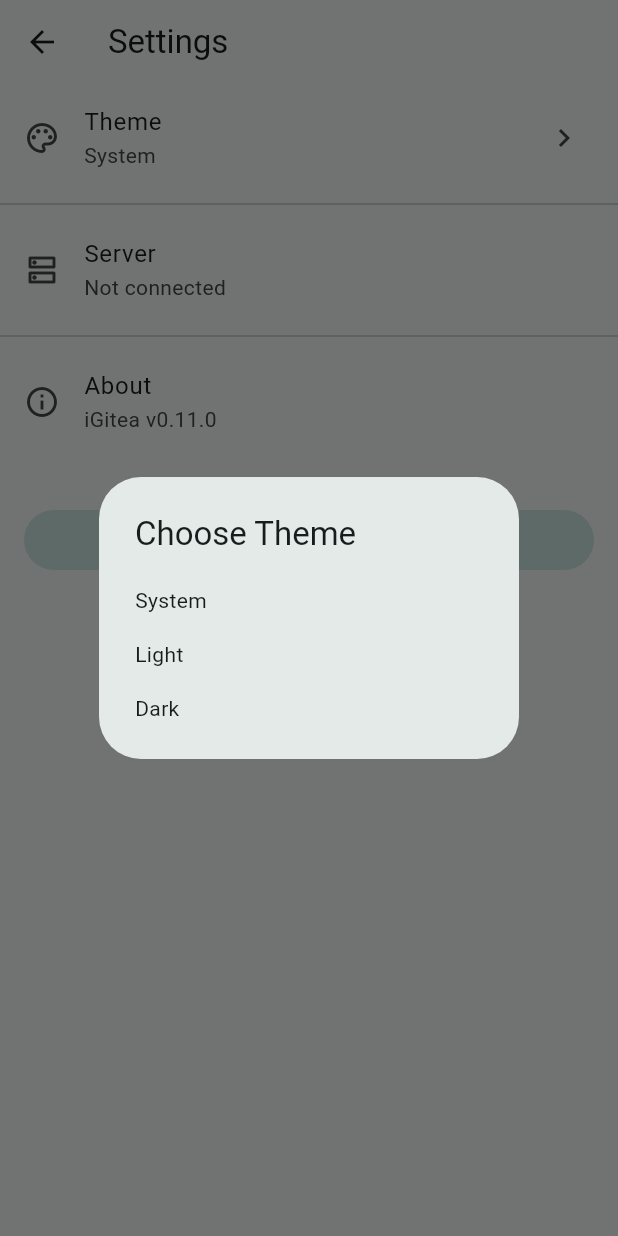
After one commit to igitea/igitea, a Flutter app: the SettingsPage screen opened directly, after a tap on "Theme", on a phone screen of 412 x 824 dp. The commit adds this screen. Run offline on Flutter 3.47's test engine with Material 3 defaults, Android fonts, the phone set to English and light mode, and no system bars; our stand-ins replace flutter_highlight, flutter_markdown, shared_preferences; accounts and stored records are empty; network calls fail.

Commit message:
feat: dark mode, settings page, theme switcher
- Add ThemeNotifier with SharedPreferences persistence for light/dark/system
- Add Settings page with theme picker, account info, sign out button
- Add Settings tab to HomePage navigation (7 tabs total)
- Update IGiteaApp to use ThemeNotifier for themeMode
- Remove sign-out button from AppBar (moved to Settings)
- All 248 tests passing, flutter analyze clean

```diff
--- a/lib/app.dart
+++ b/lib/app.dart
@@ -17,6 +17,7 @@ class _IGiteaAppState extends State<IGiteaApp> {
     super.initState();
     Injection.initialize();
     _tryRestoreSession();
+    Injection.themeNotifier.loadThemeMode();
   }
 
   Future<void> _tryRestoreSession() async {
@@ -26,7 +27,7 @@ class _IGiteaAppState extends State<IGiteaApp> {
   @override
   Widget build(BuildContext context) {
     return ListenableBuilder(
-      listenable: Injection.authNotifier,
+      listenable: Listenable.merge([Injection.authNotifier, Injection.themeNotifier]),
       builder: (context, child) {
         final state = Injection.authNotifier.state;
 
@@ -55,7 +56,7 @@ class _IGiteaAppState extends State<IGiteaApp> {
             ),
             useMaterial3: true,
           ),
-          themeMode: ThemeMode.system,
+          themeMode: Injection.themeNotifier.themeMode,
           home: home,
         );
       },
--- a/lib/core/di/injection.dart
+++ b/lib/core/di/injection.dart
@@ -30,6 +30,7 @@ import '../../presentation/state/issue_notifier.dart';
 import '../../presentation/state/notification_notifier.dart';
 import '../../presentation/state/organization_notifier.dart';
 import '../../presentation/state/repo_notifier.dart';
+import '../../presentation/state/theme_notifier.dart';
 import '../../presentation/state/user_notifier.dart';
 
 class Injection {
@@ -105,6 +106,7 @@ class Injection {
   static late IssueNotifier issueNotifier;
   static late OrgNotifier organizationNotifier;
   static late NotificationNotifier notificationNotifier;
+  static late ThemeNotifier themeNotifier;
 
   static bool _initialized = false;
 
@@ -306,6 +308,7 @@ class Injection {
         markThreadReadUseCase: markThreadReadUseCase,
         checkNewAvailableUseCase: checkNewNotificationsUseCase,
       );
+      themeNotifier = ThemeNotifier();
       _initialized = true;
     }
   }
--- /dev/null
+++ b/lib/presentation/pages/settings_page.dart
@@ -0,0 +1,121 @@
+import 'package:flutter/material.dart';
+import '../../core/di/injection.dart';
+import '../../domain/entities/auth_state.dart';
+import '../../presentation/state/theme_notifier.dart';
+
+class SettingsPage extends StatelessWidget {
+  const SettingsPage({super.key});
+
+  @override
+  Widget build(BuildContext context) {
+    final theme = Theme.of(context);
+    return Scaffold(
+      appBar: AppBar(title: const Text('Settings')),
+      body: ListView(
+        children: [
+          ListenableBuilder(
+            listenable: Injection.themeNotifier,
+            builder: (context, _) {
+              return ListTile(
+                leading: const Icon(Icons.palette_outlined),
+                title: const Text('Theme'),
+                subtitle: Text(_themeModeLabel(Injection.themeNotifier.themeMode)),
+                trailing: const Icon(Icons.chevron_right),
+                onTap: () => _showThemeDialog(context),
+              );
+            },
+          ),
+          const Divider(),
+          ListenableBuilder(
+            listenable: Injection.authNotifier,
+            builder: (context, _) {
+              final state = Injection.authNotifier.state;
+              if (state is! AuthAuthenticated) return const SizedBox.shrink();
+              return ListTile(
+                leading: const Icon(Icons.person_outline),
+                title: const Text('Account'),
+                subtitle: Text(state.user.login ?? ''),
+              );
+            },
+          ),
+          ListTile(
+            leading: const Icon(Icons.dns_outlined),
+            title: const Text('Server'),
+            subtitle: ListenableBuilder(
+              listenable: Injection.authNotifier,
+              builder: (context, _) {
+                final state = Injection.authNotifier.state;
+                if (state is AuthAuthenticated) {
+                  return Text(state.baseUrl);
+                }
+                return const Text('Not connected');
+              },
+            ),
+          ),
+          const Divider(),
+          ListTile(
+            leading: const Icon(Icons.info_outline),
+            title: const Text('About'),
+            subtitle: const Text('iGitea v0.11.0'),
+          ),
+          const SizedBox(height: 32),
+          Padding(
+            padding: const EdgeInsets.symmetric(horizontal: 16),
+            child: FilledButton.tonal(
+              onPressed: () async {
+                await Injection.authNotifier.logout();
+                if (context.mounted) {
+                  Navigator.of(context).pop();
+                }
+              },
+              child: const Text('Sign Out'),
+            ),
+          ),
+        ],
+      ),
+    );
+  }
+
+  String _themeModeLabel(ThemeMode mode) {
+    switch (mode) {
+      case ThemeMode.light:
+        return 'Light';
+      case ThemeMode.dark:
+        return 'Dark';
+      case ThemeMode.system:
+        return 'System';
+    }
+  }
+
+  void _showThemeDialog(BuildContext context) {
+    showDialog(
+      context: context,
+      builder: (ctx) => SimpleDialog(
+        title: const Text('Choose Theme'),
+        children: [
+          SimpleDialogOption(
+            onPressed: () {
+              Injection.themeNotifier.setThemeMode(ThemeMode.system);
+              Navigator.of(ctx).pop();
+            },
+            child: const Text('System'),
+          ),
+          SimpleDialogOption(
+            onPressed: () {
+              Injection.themeNotifier.setThemeMode(ThemeMode.light);
+              Navigator.of(ctx).pop();
+            },
+            child: const Text('Light'),
+          ),
+          SimpleDialogOption(
+            onPressed: () {
+              Injection.themeNotifier.setThemeMode(ThemeMode.dark);
+              Navigator.of(ctx).pop();
+            },
+            child: const Text('Dark'),
+          ),
+        ],
+      ),
+    );
+  }
+}
--- /dev/null
+++ b/lib/presentation/state/theme_notifier.dart
@@ -0,0 +1,32 @@
+import 'package:flutter/material.dart';
+import 'package:shared_preferences/shared_preferences.dart';
+
+class ThemeNotifier extends ChangeNotifier {
+  ThemeMode _themeMode = ThemeMode.system;
+  ThemeMode get themeMode => _themeMode;
+
+  static const _key = 'theme_mode';
+
+  Future<void> loadThemeMode() async {
+    final prefs = await SharedPreferences.getInstance();
+    final value = prefs.getString(_key);
+    switch (value) {
+      case 'light':
+        _themeMode = ThemeMode.light;
+      case 'dark':
+        _themeMode = ThemeMode.dark;
+      case 'system':
+        _themeMode = ThemeMode.system;
+      default:
+        _themeMode = ThemeMode.system;
+    }
+    notifyListeners();
+  }
+
+  Future<void> setThemeMode(ThemeMode mode) async {
+    _themeMode = mode;
+    notifyListeners();
+    final prefs = await SharedPreferences.getInstance();
+    await prefs.setString(_key, mode.name);
+  }
+}
```
Also changed, not shown: lib/presentation/pages/home_page.dart (+4 -12 lines), 1 other file.
